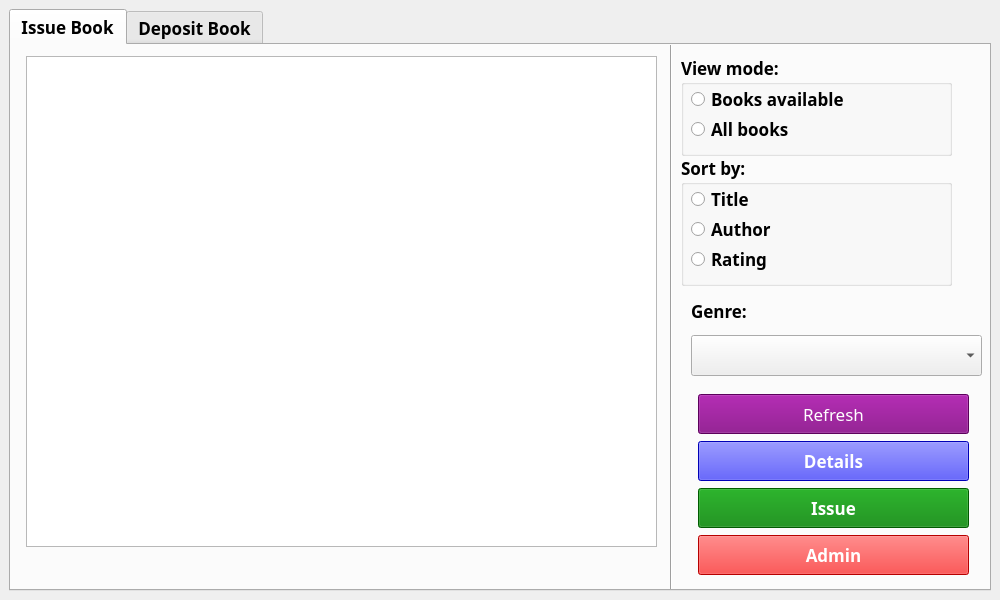
The window that GeneratedUI/uifiles/myapp.ui (ayushr01/Library-Management-System) describes before a commit, drawn with Qt 5.
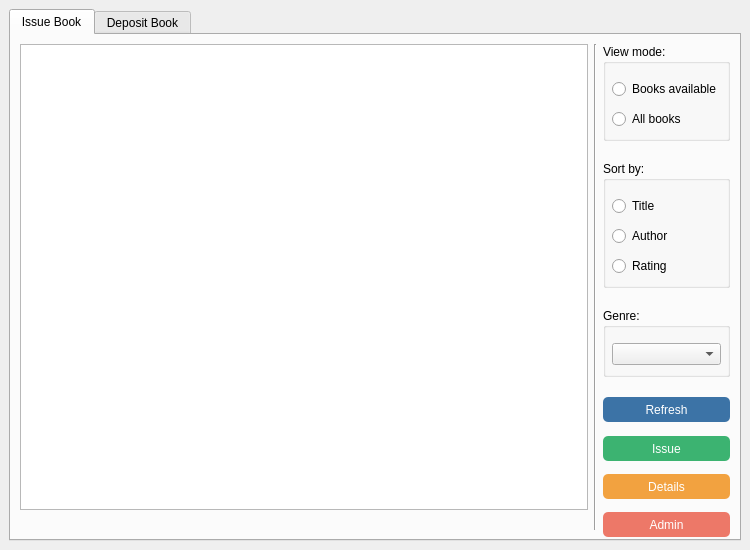
The same window after the commit.

Commit message: Updated main UI and completed issue page

Patch:
```diff
--- a/GeneratedUI/uifiles/myapp.ui
+++ b/GeneratedUI/uifiles/myapp.ui
@@ -6,51 +6,23 @@
    <rect>
     <x>0</x>
     <y>0</y>
-    <width>1000</width>
-    <height>600</height>
+    <width>750</width>
+    <height>550</height>
    </rect>
   </property>
-  <property name="sizePolicy">
-   <sizepolicy hsizetype="Fixed" vsizetype="Fixed">
-    <horstretch>0</horstretch>
-    <verstretch>0</verstretch>
-   </sizepolicy>
-  </property>
   <property name="minimumSize">
    <size>
-    <width>1000</width>
-    <height>600</height>
+    <width>750</width>
+    <height>550</height>
    </size>
   </property>
-  <property name="maximumSize">
-   <size>
-    <width>1000</width>
-    <height>600</height>
-   </size>
-  </property>
-  <property name="font">
-   <font>
-    <family>Trebuchet MS</family>
-    <pointsize>13</pointsize>
-    <weight>75</weight>
-    <bold>true</bold>
-   </font>
-  </property>
   <property name="windowTitle">
    <string>Library Management System</string>
   </property>
   <widget class="QWidget" name="centralwidget">
-   <layout class="QFormLayout" name="formLayout">
-    <item row="0" column="0" colspan="2">
+   <layout class="QVBoxLayout" name="verticalLayout">
+    <item>
      <widget class="QTabWidget" name="tabWidget">
-      <property name="font">
-       <font>
-        <family>Trebuchet MS</family>
-        <pointsize>13</pointsize>
-        <weight>75</weight>
-        <bold>true</bold>
-       </font>
-      </property>
       <property name="currentIndex">
        <number>0</number>
       </property>
@@ -58,325 +30,258 @@
        <attribute name="title">
         <string>Issue Book</string>
        </attribute>
-       <widget class="Line" name="line">
-        <property name="geometry">
-         <rect>
-          <x>650</x>
-          <y>-40</y>
-          <width>20</width>
-          <height>591</height>
-         </rect>
-        </property>
+       <layout class="QHBoxLayout" name="horizontalLayout" stretch="8,0,1">
+        <item>
+         <layout class="QVBoxLayout" name="leftlayoutissue">
+          <item>
+           <widget class="QListWidget" name="booklist"/>
+          </item>
+          <item>
+           <widget class="QLabel" name="errorlabel">
         <property name="font">
          <font>
-          <family>Trebuchet MS</family>
-          <pointsize>13</pointsize>
-          <weight>75</weight>
           <bold>true</bold>
          </font>
         </property>
+            <property name="styleSheet">
+             <string notr="true">color: orange</string>
+            </property>
+            <property name="text">
+             <string/>
+            </property>
+           </widget>
+          </item>
+         </layout>
+        </item>
+        <item>
+         <widget class="Line" name="issueline">
         <property name="orientation">
          <enum>Qt::Vertical</enum>
         </property>
        </widget>
-       <widget class="QComboBox" name="genrebox">
-        <property name="geometry">
-         <rect>
-          <x>680</x>
-          <y>290</y>
-          <width>291</width>
-          <height>41</height>
-         </rect>
-        </property>
-        <property name="font">
-         <font>
-          <family>Trebuchet MS</family>
-          <pointsize>13</pointsize>
-          <weight>75</weight>
-          <bold>true</bold>
-         </font>
-        </property>
-       </widget>
-       <widget class="QLabel" name="genrelabel">
-        <property name="geometry">
-         <rect>
-          <x>680</x>
-          <y>250</y>
-          <width>261</width>
-          <height>31</height>
-         </rect>
-        </property>
-        <property name="font">
-         <font>
-          <family>Trebuchet MS</family>
-          <pointsize>13</pointsize>
-          <weight>75</weight>
-          <bold>true</bold>
-         </font>
-        </property>
-        <property name="text">
-         <string>Genre:</string>
-        </property>
-       </widget>
+        </item>
+        <item>
+         <layout class="QVBoxLayout" name="rightlayout" stretch="4,5,2,10,3">
+          <property name="spacing">
+           <number>20</number>
+          </property>
+          <item>
        <widget class="QGroupBox" name="viewmode">
-        <property name="geometry">
-         <rect>
-          <x>670</x>
-          <y>10</y>
-          <width>271</width>
-          <height>101</height>
-         </rect>
-        </property>
         <property name="font">
          <font>
-          <family>Trebuchet MS</family>
-          <pointsize>13</pointsize>
-          <weight>75</weight>
-          <bold>true</bold>
+              <bold>false</bold>
          </font>
         </property>
         <property name="title">
          <string>View mode:</string>
         </property>
+            <property name="flat">
+             <bool>true</bool>
+            </property>
+            <layout class="QVBoxLayout" name="verticalLayout_2" stretch="0,0">
+             <property name="spacing">
+              <number>10</number>
+             </property>
+             <property name="leftMargin">
+              <number>6</number>
+             </property>
+             <property name="topMargin">
+              <number>15</number>
+             </property>
+             <property name="rightMargin">
+              <number>6</number>
+             </property>
+             <item>
         <widget class="QRadioButton" name="avaiablebooksbutton">
-         <property name="geometry">
-          <rect>
-           <x>10</x>
-           <y>30</y>
-           <width>251</width>
-           <height>28</height>
-          </rect>
-         </property>
-         <property name="font">
-          <font>
-           <family>Trebuchet MS</family>
-           <pointsize>13</pointsize>
-           <weight>75</weight>
-           <bold>true</bold>
-          </font>
-         </property>
          <property name="text">
           <string>Books available</string>
          </property>
         </widget>
+             </item>
+             <item>
         <widget class="QRadioButton" name="allbooksbutton">
-         <property name="geometry">
-          <rect>
-           <x>10</x>
-           <y>60</y>
-           <width>251</width>
-           <height>28</height>
-          </rect>
-         </property>
-         <property name="font">
-          <font>
-           <family>Trebuchet MS</family>
-           <pointsize>13</pointsize>
-           <weight>75</weight>
-           <bold>true</bold>
-          </font>
-         </property>
          <property name="text">
           <string>All books</string>
          </property>
         </widget>
-       </widget>
+             </item>
+            </layout>
+           </widget>
+          </item>
+          <item>
        <widget class="QGroupBox" name="sortby">
-        <property name="geometry">
-         <rect>
-          <x>670</x>
-          <y>110</y>
-          <width>271</width>
-          <height>131</height>
-         </rect>
-        </property>
-        <property name="font">
-         <font>
-          <family>Trebuchet MS</family>
-          <pointsize>13</pointsize>
-          <weight>75</weight>
-          <bold>true</bold>
-         </font>
-        </property>
         <property name="title">
          <string>Sort by:</string>
         </property>
+            <property name="flat">
+             <bool>true</bool>
+            </property>
+            <layout class="QVBoxLayout" name="verticalLayout_3">
+             <property name="spacing">
+              <number>10</number>
+             </property>
+             <property name="leftMargin">
+              <number>6</number>
+             </property>
+             <property name="topMargin">
+              <number>15</number>
+             </property>
+             <property name="rightMargin">
+              <number>6</number>
+             </property>
+             <item>
         <widget class="QRadioButton" name="titlebutton">
-         <property name="geometry">
-          <rect>
-           <x>10</x>
-           <y>30</y>
-           <width>251</width>
-           <height>28</height>
-          </rect>
-         </property>
-         <property name="font">
-          <font>
-           <family>Trebuchet MS</family>
-           <pointsize>13</pointsize>
-           <weight>75</weight>
-           <bold>true</bold>
-          </font>
-         </property>
          <property name="text">
           <string>Title</string>
          </property>
         </widget>
+             </item>
+             <item>
         <widget class="QRadioButton" name="authorbutton">
-         <property name="geometry">
-          <rect>
-           <x>10</x>
-           <y>60</y>
-           <width>251</width>
-           <height>28</height>
-          </rect>
-         </property>
-         <property name="font">
-          <font>
-           <family>Trebuchet MS</family>
-           <pointsize>13</pointsize>
-           <weight>75</weight>
-           <bold>true</bold>
-          </font>
-         </property>
          <property name="text">
           <string>Author</string>
          </property>
         </widget>
+             </item>
+             <item>
         <widget class="QRadioButton" name="ratingbutton">
-         <property name="geometry">
-          <rect>
-           <x>10</x>
-           <y>90</y>
-           <width>251</width>
-           <height>28</height>
-          </rect>
-         </property>
-         <property name="font">
-          <font>
-           <family>Trebuchet MS</family>
-           <pointsize>13</pointsize>
-           <weight>75</weight>
-           <bold>true</bold>
-          </font>
-         </property>
          <property name="text">
           <string>Rating</string>
          </property>
         </widget>
-       </widget>
-       <widget class="QWidget" name="layoutWidget">
-        <property name="geometry">
-         <rect>
-          <x>687</x>
-          <y>348</y>
-          <width>271</width>
-          <height>183</height>
-         </rect>
-        </property>
-        <property name="font">
-         <font>
-          <family>Trebuchet MS</family>
-          <pointsize>13</pointsize>
-          <weight>75</weight>
-          <bold>true</bold>
-         </font>
-        </property>
-        <layout class="QVBoxLayout" name="buttons">
+             </item>
+            </layout>
+           </widget>
+          </item>
+          <item>
+           <widget class="QGroupBox" name="genre">
+            <property name="title">
+             <string>Genre:</string>
+            </property>
+            <property name="flat">
+             <bool>true</bool>
+            </property>
+            <layout class="QVBoxLayout" name="verticalLayout_4">
+             <property name="leftMargin">
+              <number>6</number>
+             </property>
+             <property name="topMargin">
+              <number>15</number>
+             </property>
+             <property name="rightMargin">
+              <number>6</number>
+             </property>
+             <item>
+              <widget class="QComboBox" name="genrebox"/>
+             </item>
+            </layout>
+           </widget>
+          </item>
+          <item>
+           <spacer name="verticalSpacer">
+            <property name="orientation">
+             <enum>Qt::Vertical</enum>
+            </property>
+            <property name="sizeHint" stdset="0">
+             <size>
+              <width>20</width>
+              <height>40</height>
+             </size>
+            </property>
+           </spacer>
+          </item>
+          <item>
+           <layout class="QVBoxLayout" name="buttonlayout">
          <item>
           <widget class="QPushButton" name="refreshbutton">
            <property name="minimumSize">
             <size>
              <width>0</width>
-             <height>40</height>
-            </size>
-           </property>
-           <property name="font">
-            <font>
-             <family>Trebuchet MS</family>
-             <pointsize>13</pointsize>
-             <weight>50</weight>
-             <bold>false</bold>
-            </font>
-           </property>
+                <height>25</height>
+               </size>
+              </property>
            <property name="styleSheet">
-            <string notr="true">background-color : purple;
-color: white;</string>
+               <string notr="true">QPushButton#refreshbutton{
+	background-color: #3c73a6;
+	border-radius: 5px;
+	color: white;
+}
+
+QPushButton#refreshbutton:hover{
+	border: 2px solid teal;
+}</string>
            </property>
            <property name="text">
             <string>Refresh</string>
            </property>
           </widget>
          </item>
-         <item>
-          <widget class="QPushButton" name="detailsbutton">
-           <property name="minimumSize">
-            <size>
-             <width>0</width>
-             <height>40</height>
-            </size>
-           </property>
-           <property name="font">
-            <font>
-             <family>Trebuchet MS</family>
-             <pointsize>13</pointsize>
-             <weight>75</weight>
-             <bold>true</bold>
-            </font>
-           </property>
-           <property name="styleSheet">
-            <string notr="true">background-color : blue;
-color: white;</string>
-           </property>
-           <property name="text">
-            <string>Details</string>
-           </property>
-          </widget>
-         </item>
          <item>
           <widget class="QPushButton" name="issuebutton">
            <property name="minimumSize">
             <size>
              <width>0</width>
-             <height>40</height>
-            </size>
-           </property>
-           <property name="font">
-            <font>
-             <family>Trebuchet MS</family>
-             <pointsize>13</pointsize>
-             <weight>75</weight>
-             <bold>true</bold>
-            </font>
-           </property>
+                <height>25</height>
+               </size>
+              </property>
            <property name="styleSheet">
-            <string notr="true">background-color : green;
-color: white;</string>
+               <string notr="true">QPushButton#issuebutton{
+	background-color: MediumSeaGreen;
+	border-radius: 5px;
+	color: white;
+}
+
+QPushButton#issuebutton:hover{
+	border: 2px solid teal;
+}</string>
            </property>
            <property name="text">
             <string>Issue</string>
            </property>
           </widget>
          </item>
+            <item>
+             <widget class="QPushButton" name="detailsbutton">
+              <property name="minimumSize">
+               <size>
+                <width>0</width>
+                <height>25</height>
+               </size>
+              </property>
+              <property name="styleSheet">
+               <string notr="true">QPushButton#detailsbutton{
+	background-color: #f2a240;
+	border-radius: 5px;
+	color: white;
+}
+
+QPushButton#detailsbutton:hover{
+	border: 2px solid teal;
+}</string>
+              </property>
+              <property name="text">
+               <string>Details</string>
+              </property>
+             </widget>
+            </item>
          <item>
           <widget class="QPushButton" name="adminbutton">
            <property name="minimumSize">
             <size>
              <width>0</width>
-             <height>40</height>
-            </size>
-           </property>
-           <property name="font">
-            <font>
-             <family>Trebuchet MS</family>
-             <pointsize>13</pointsize>
-             <weight>75</weight>
-             <bold>true</bold>
-            </font>
-           </property>
+                <height>25</height>
+               </size>
+              </property>
            <property name="styleSheet">
-            <string notr="true">background-color : red;
-color: white;</string>
+               <string notr="true">QPushButton#adminbutton{
+	background-color: #ed7868;
+	border-radius: 5px;
+	color: white;
+}
+
+QPushButton#adminbutton:hover{
+	border: 2px solid teal;
+}</string>
            </property>
            <property name="text">
             <string>Admin</string>
@@ -384,49 +289,10 @@
           </widget>
          </item>
         </layout>
-       </widget>
-       <widget class="QListWidget" name="booklist">
-        <property name="geometry">
-         <rect>
-          <x>15</x>
-          <y>11</y>
-          <width>631</width>
-          <height>491</height>
-         </rect>
-        </property>
-        <property name="font">
-         <font>
-          <family>Trebuchet MS</family>
-          <pointsize>13</pointsize>
-          <weight>75</weight>
-          <bold>true</bold>
-         </font>
-        </property>
-       </widget>
-       <widget class="QLabel" name="errorlabel">
-        <property name="geometry">
-         <rect>
-          <x>14</x>
-          <y>510</y>
-          <width>631</width>
-          <height>21</height>
-         </rect>
-        </property>
-        <property name="font">
-         <font>
-          <family>Trebuchet MS</family>
-          <pointsize>13</pointsize>
-          <weight>50</weight>
-          <bold>false</bold>
-         </font>
-        </property>
-        <property name="styleSheet">
-         <string notr="true">color: red</string>
-        </property>
-        <property name="text">
-         <string/>
-        </property>
-       </widget>
+          </item>
+         </layout>
+        </item>
+       </layout>
       </widget>
       <widget class="QWidget" name="deposittab">
        <attribute name="title">
```
Left out of the diff: 220 changed lines with no effect on the pictures. Lines whose indentation alone changed are shown as unchanged. The commit also changes 2 other files.
